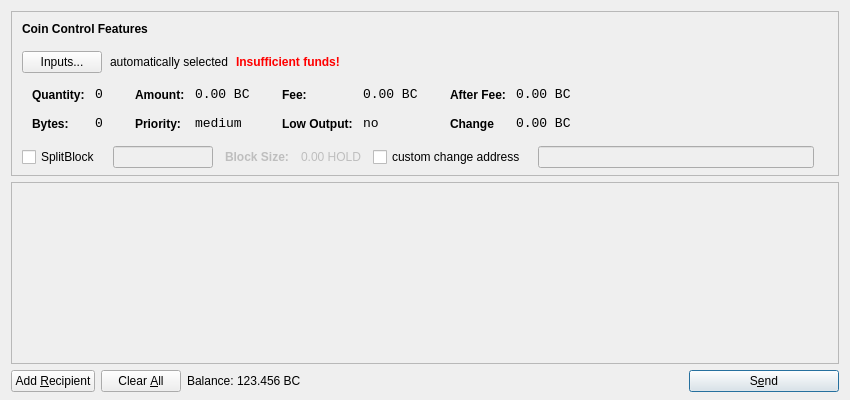
The window that src/qt/forms/sendcoinsdialog.ui (cryptoandcoffee/BUZZ) describes before a commit, drawn with Qt 5.
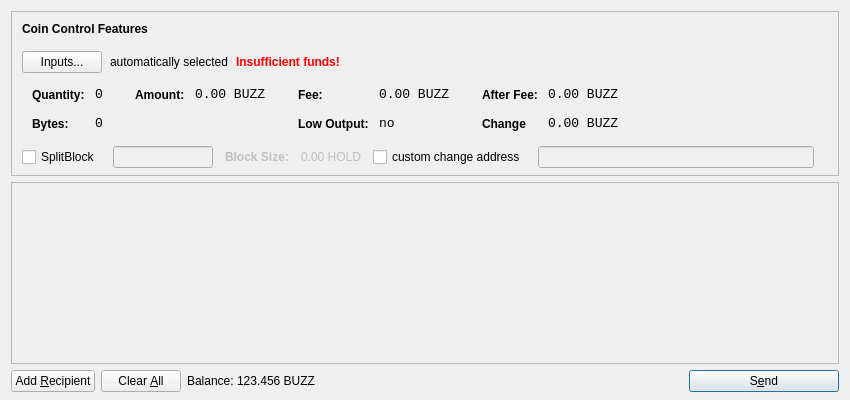
The same window after the commit. Icons and pictures are not drawn.

Patch:
```diff
--- a/src/qt/forms/sendcoinsdialog.ui
+++ b/src/qt/forms/sendcoinsdialog.ui
@@ -321,39 +321,7 @@
                   <enum>Qt::ActionsContextMenu</enum>
                  </property>
                  <property name="text">
-                  <string>0.00 BC</string>
-                 </property>
-                 <property name="textInteractionFlags">
-                  <set>Qt::LinksAccessibleByMouse|Qt::TextSelectableByKeyboard|Qt::TextSelectableByMouse</set>
-                 </property>
-                </widget>
-               </item>
-               <item row="1" column="0">
-                <widget class="QLabel" name="labelCoinControlPriorityText">
-                 <property name="styleSheet">
-                  <string notr="true">font-weight:bold;</string>
-                 </property>
-                 <property name="text">
-                  <string>Priority:</string>
-                 </property>
-                </widget>
-               </item>
-               <item row="1" column="1">
-                <widget class="QLabel" name="labelCoinControlPriority">
-                 <property name="font">
-                  <font>
-                   <family>Monospace</family>
-                   <pointsize>10</pointsize>
-                  </font>
-                 </property>
-                 <property name="cursor">
-                  <cursorShape>IBeamCursor</cursorShape>
-                 </property>
-                 <property name="contextMenuPolicy">
-                  <enum>Qt::ActionsContextMenu</enum>
-                 </property>
-                 <property name="text">
-                  <string>medium</string>
+                  <string notr="true">0.00 BUZZ</string>
                  </property>
                  <property name="textInteractionFlags">
                   <set>Qt::LinksAccessibleByMouse|Qt::TextSelectableByKeyboard|Qt::TextSelectableByMouse</set>
@@ -407,7 +375,7 @@
                   <enum>Qt::ActionsContextMenu</enum>
                  </property>
                  <property name="text">
-                  <string>0.00 BC</string>
+                  <string>0.00 BUZZ</string>
                  </property>
                  <property name="textInteractionFlags">
                   <set>Qt::LinksAccessibleByMouse|Qt::TextSelectableByKeyboard|Qt::TextSelectableByMouse</set>
@@ -493,7 +461,7 @@
                   <enum>Qt::ActionsContextMenu</enum>
                  </property>
                  <property name="text">
-                  <string>0.00 BC</string>
+                  <string>0.00 BUZZ</string>
                  </property>
                  <property name="textInteractionFlags">
                   <set>Qt::LinksAccessibleByMouse|Qt::TextSelectableByKeyboard|Qt::TextSelectableByMouse</set>
@@ -525,7 +493,7 @@
                   <enum>Qt::ActionsContextMenu</enum>
                  </property>
                  <property name="text">
-                  <string>0.00 BC</string>
+                  <string>0.00 BUZZ</string>
                  </property>
                  <property name="textInteractionFlags">
                   <set>Qt::LinksAccessibleByMouse|Qt::TextSelectableByKeyboard|Qt::TextSelectableByMouse</set>
@@ -776,7 +744,7 @@
           <cursorShape>IBeamCursor</cursorShape>
          </property>
          <property name="text">
-          <string>123.456 BC</string>
+          <string>123.456 BUZZ</string>
          </property>
          <property name="textInteractionFlags">
           <set>Qt::LinksAccessibleByMouse|Qt::TextSelectableByKeyboard|Qt::TextSelectableByMouse</set>
```
